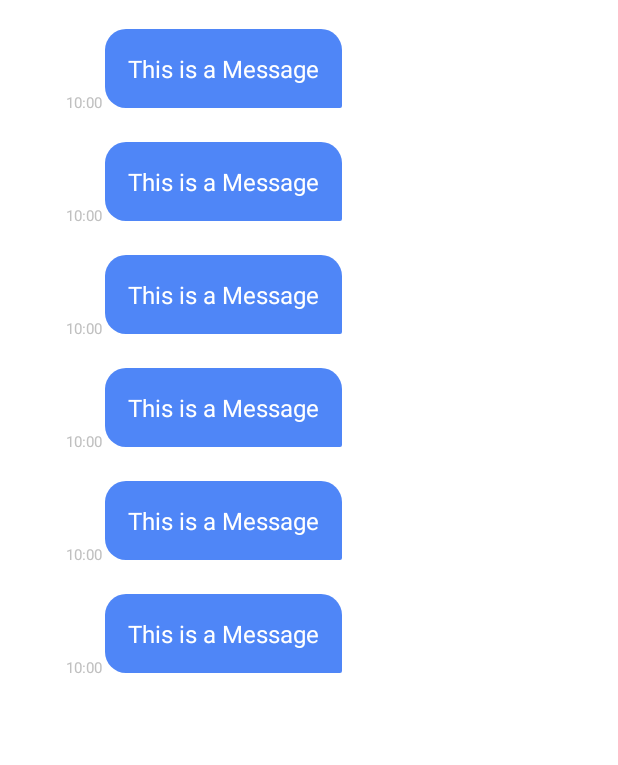
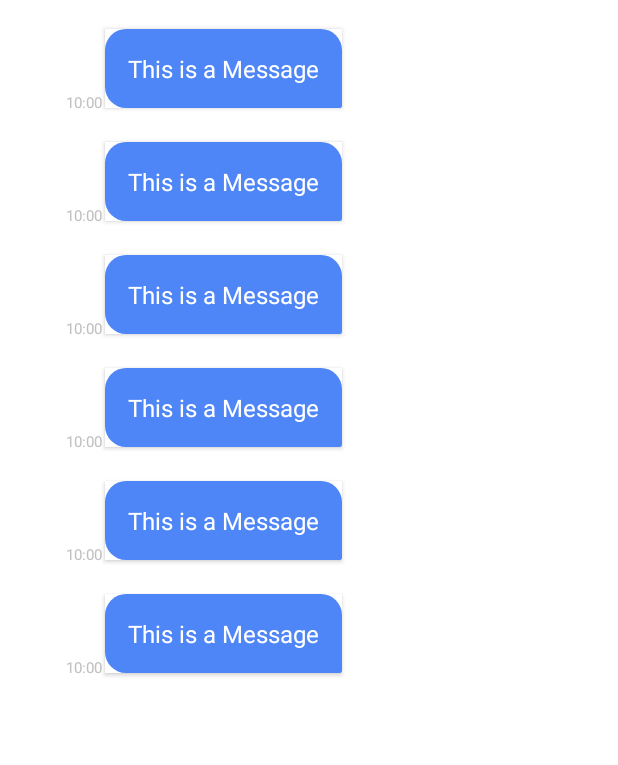
Before and after one commit to atharva-satpute/Defend, an Android app: the layout user_chats.xml on its own in the app's theme, with its tools: preview values and no code run, on a phone screen of 412 x 824 dp. Shown: the top 765 px of the screen. Run offline under Robolectric (Android 15) with nearby library versions, the phone set to English and light mode, and no system bars.

Commit message:
Minor changes in UI message bubble.

```diff
--- a/Android/DEFEND/app/src/main/res/layout/receiver_msg_chat.xml
+++ b/Android/DEFEND/app/src/main/res/layout/receiver_msg_chat.xml
@@ -13,7 +13,7 @@
         android:layout_width="wrap_content"
         android:layout_height="wrap_content"
         app:cardCornerRadius="0dp"
-        app:cardElevation="0dp"
+        app:cardElevation="2dp"
         android:layout_marginStart="10dp"
         app:cardPreventCornerOverlap="false"
         app:cardUseCompatPadding="true"
@@ -40,7 +40,7 @@
                     android:layout_marginBottom="8dp"
                     android:maxWidth="240dp"
                     android:padding="10dp"
-                    android:gravity="center"
+                    android:gravity="start"
                     android:text="This is a Message"
                     android:textColor="@color/white"
                     android:textSize="16sp"
--- a/Android/DEFEND/app/src/main/res/layout/sender_msg_chat.xml
+++ b/Android/DEFEND/app/src/main/res/layout/sender_msg_chat.xml
@@ -13,7 +13,7 @@
         android:layout_width="wrap_content"
         android:layout_height="wrap_content"
         app:cardCornerRadius="0dp"
-        app:cardElevation="0dp"
+        app:cardElevation="2dp"
         android:layout_marginEnd="10dp"
         app:cardPreventCornerOverlap="false"
         app:cardUseCompatPadding="true"
@@ -24,6 +24,7 @@
             android:layout_width="match_parent"
             android:layout_height="match_parent"
             android:padding="5dp"
+            android:layout_gravity="end"
             android:background="@drawable/bg_sender_msg_chat">
 
             <androidx.constraintlayout.widget.ConstraintLayout
@@ -31,7 +32,7 @@
                 android:layout_width="match_parent"
                 android:layout_height="match_parent"
                 app:layout_constraintTop_toTopOf="parent"
-                app:layout_constraintStart_toStartOf="parent">
+                app:layout_constraintEnd_toEndOf="parent">
 
                 <TextView
                     android:id="@+id/sender_chat"
@@ -40,7 +41,7 @@
                     android:layout_marginBottom="8dp"
                     android:maxWidth="240dp"
                     android:padding="10dp"
-                    android:gravity="center"
+                    android:gravity="end"
                     android:text="This is a Message"
                     android:textColor="@color/white"
                     android:textSize="16sp"
```
Also changed, not shown: 1 other file.
